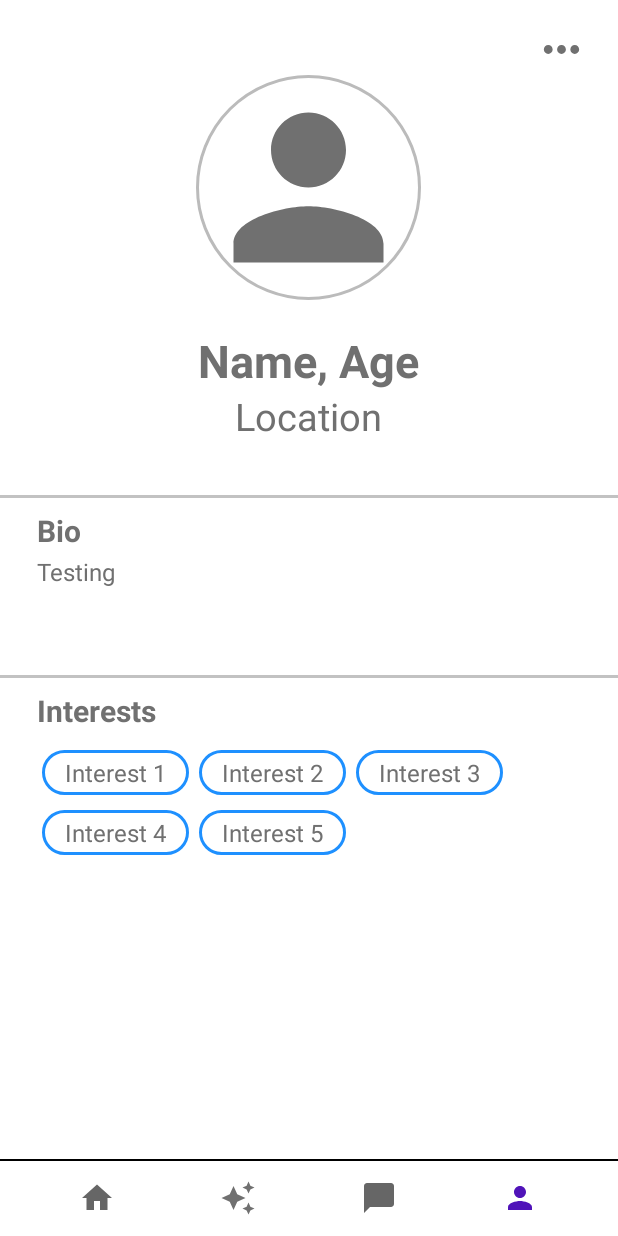
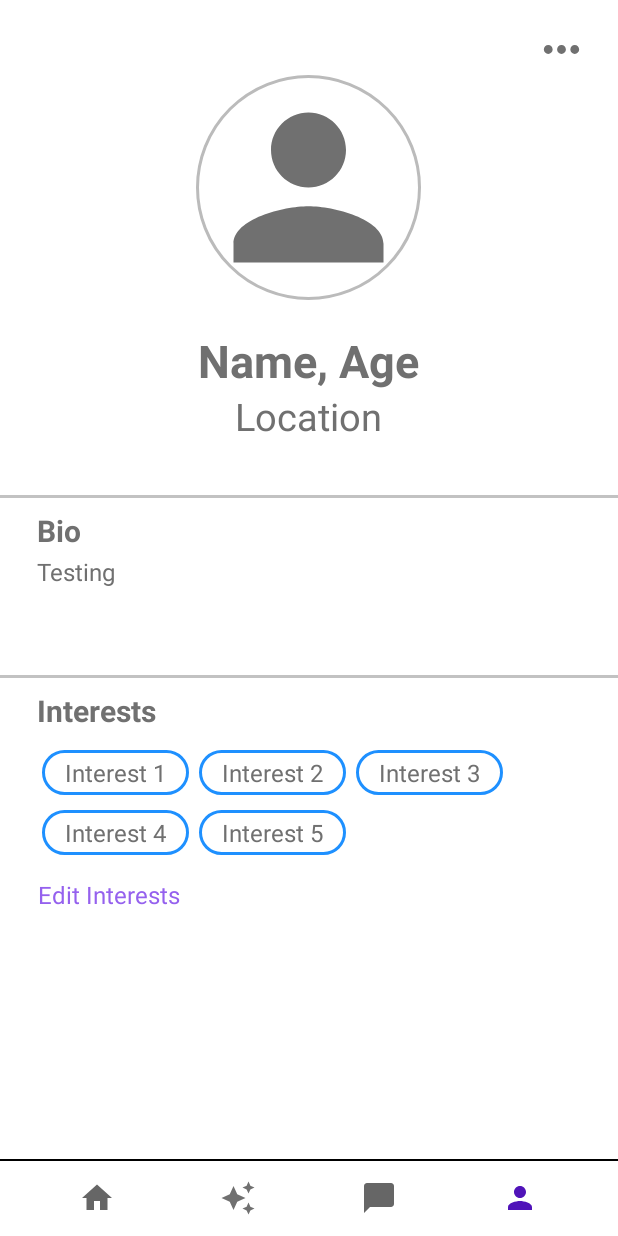
Before and after one commit to Some-Cool-Name/Social-Media-Market-Place-Clone-Project, an Android app: the layout activity_viewprofile.xml on its own in the app's theme, with its tools: preview values and no code run, on a phone screen of 412 x 824 dp. Run offline under Robolectric (Android 15) with nearby library versions, the phone set to English and light mode, and no system bars; network calls fail.

Commit message:
after present

```diff
--- a/app/src/main/java/com/example/social_media_market_place_clone_project/HomeViewCardAdapter.java
+++ b/app/src/main/java/com/example/social_media_market_place_clone_project/HomeViewCardAdapter.java
@@ -57,7 +57,10 @@ public class HomeViewCardAdapter extends BaseAdapter {
         }
         // on below line we are initializing our variables and setting data to our variables.
         ((TextView) v.findViewById(R.id.UserNameTextView)).setText(userData.get(position).getName());
-        ((TextView) v.findViewById(R.id.UserBioTextView)).setText(userData.get(position).getBio());
+        ((TextView) v.findViewById(R.id.UserBioTextView)).setText("Bio: "+userData.get(position).getBio()+"   The rest is juts a place holder Lorem ipsum dolor sit amet, consectetur adipiscing elit, sed do eiusmod tempor incididunt ut labore et dolore magna aliqua. Ut enim ad minim veniam, quis nostrud exercitation ullamco laboris nisi ut aliquip ex ea commodo consequat. Duis aute irure dolor in reprehenderit in voluptate velit esse cillum dolore eu fugiat nulla pariatur. Excepteur sint occaecat cupidatat non proident, sunt in culpa qui officia deserunt mollit anim id est laborum.");
+        ((TextView) v.findViewById(R.id.userInterest1)).setText(userData.get(position).getInterests().get(0));
+        ((TextView) v.findViewById(R.id.userInterest2)).setText(userData.get(position).getInterests().get(1));
+        ((TextView) v.findViewById(R.id.userInterest3)).setText(userData.get(position).getInterests().get(2));
 
         // Load Image
         imageView = v.findViewById(R.id.UserPicImageView);
--- a/app/src/main/java/com/example/social_media_market_place_clone_project/MatchGVAdapter.java
+++ b/app/src/main/java/com/example/social_media_market_place_clone_project/MatchGVAdapter.java
@@ -19,6 +19,7 @@ public class MatchGVAdapter extends ArrayAdapter<MiniProfile> {
     private Context context;
     ImageView imageView;
     String ImageUrl;
+    AgeCalculator ageCalculator;
     public MatchGVAdapter(@NonNull Context context, ArrayList<MiniProfile> courseModelArrayList, String imageUrl) {
         super(context, 0, courseModelArrayList);
         this.context = context;
@@ -41,7 +42,7 @@ public class MatchGVAdapter extends ArrayAdapter<MiniProfile> {
 
 
         //imageView = listitemView.findViewById(R.id.match_picture);
-        String info = miniProfile.getUsername() + ", " + miniProfile.getUserAge();
+        String info = miniProfile.getUsername() ;
         infoTV.setText(info);
         //picture.setImageResource(miniProfile.getImageId());
         return listitemView;
--- a/app/src/main/res/layout/activity_sign_up.xml
+++ b/app/src/main/res/layout/activity_sign_up.xml
@@ -93,6 +93,7 @@
 
                 android:inputType="textEmailAddress"
                 />
+
 
             <!-- Password Text -->
             <TextView
--- a/app/src/main/res/layout/activity_viewprofile.xml
+++ b/app/src/main/res/layout/activity_viewprofile.xml
@@ -7,10 +7,11 @@
     android:background="@color/white"
     tools:context=".Profile">
 
+    <!-- Navbar -->
     <ScrollView
         android:layout_width="match_parent"
         android:layout_height="wrap_content"
-        android:paddingBottom="40dp" >
+        android:paddingBottom="40dp">
 
         <RelativeLayout
             android:layout_width="match_parent"
@@ -29,7 +30,7 @@
 
                 android:background="@drawable/options"
 
-                android:onClick="showMenu"/>
+                android:onClick="showMenu" />
 
             <!--Profile Picture  -->
             <de.hdodenhof.circleimageview.CircleImageView
@@ -38,13 +39,13 @@
                 android:layout_width="150dp"
                 android:layout_height="150dp"
 
+                android:layout_centerHorizontal="true"
                 android:layout_marginTop="50dp"
-                android:layout_centerHorizontal="true"
 
+                android:src="@drawable/default_dp"
                 app:civ_border_color="#bbb"
-                app:civ_border_width="2dp"
 
-                android:src="@drawable/default_dp"/>
+                app:civ_border_width="2dp" />
 
             <!-- Name, Age -->
             <TextView
@@ -56,10 +57,10 @@
                 android:layout_centerHorizontal="true"
                 android:layout_marginTop="220dp"
 
+                android:text="Name, Age"
+                android:textColor="@color/grey"
                 android:textSize="30sp"
-                android:textStyle="bold"
-                android:textColor="@color/grey"
-                android:text="Name, Age"/>
+                android:textStyle="bold" />
 
             <!-- Location -->
             <TextView
@@ -71,9 +72,9 @@
                 android:layout_centerHorizontal="true"
                 android:layout_marginTop="260dp"
 
-                android:textSize="25sp"
+                android:text="Location"
                 android:textColor="@color/grey"
-                android:text="Location" />
+                android:textSize="25sp" />
 
 
             <!-- Bio -->
@@ -92,15 +93,15 @@
                 android:layout_width="match_parent"
                 android:layout_height="wrap_content"
 
+                android:layout_centerHorizontal="true"
+                android:layout_marginLeft="50dp"
                 android:layout_marginTop="340dp"
-                android:layout_marginLeft="50dp"
-                android:layout_centerHorizontal="true"
 
+                android:text="Bio"
                 android:textColor="@color/grey"
                 android:textSize="20sp"
-                android:textStyle="bold"
 
-                android:text="Bio" />
+                android:textStyle="bold" />
 
             <TextView
                 android:id="@+id/EdittxtBio"
@@ -108,14 +109,14 @@
                 android:layout_width="match_parent"
                 android:layout_height="wrap_content"
 
+                android:layout_centerHorizontal="true"
+                android:layout_marginLeft="50dp"
                 android:layout_marginTop="370dp"
-                android:layout_marginLeft="50dp"
-                android:layout_centerHorizontal="true"
 
+                android:text="Testing"
                 android:textColor="@color/grey"
-                android:textSize="16sp"
 
-                android:text="Testing" />
+                android:textSize="16sp" />
 
             <!-- Interests -->
             <!-- Line Separator -->
@@ -132,24 +133,24 @@
                 android:layout_width="match_parent"
                 android:layout_height="wrap_content"
 
+                android:layout_centerHorizontal="true"
+                android:layout_marginLeft="50dp"
                 android:layout_marginTop="460dp"
-                android:layout_marginLeft="50dp"
-                android:layout_centerHorizontal="true"
 
+                android:text="Interests"
                 android:textColor="@color/grey"
                 android:textSize="20sp"
-                android:textStyle="bold"
 
-                android:text="Interests"/>
+                android:textStyle="bold" />
 
             <!-- Interest Items -->
             <RelativeLayout
                 android:layout_width="match_parent"
                 android:layout_height="wrap_content"
-
+                android:id="@+id/interestss"
                 android:layout_centerHorizontal="true"
-                android:layout_marginTop="500dp"
-                android:layout_marginLeft="50dp">
+                android:layout_marginLeft="50dp"
+                android:layout_marginTop="500dp">
 
                 <TextView
                     android:id="@+id/txtInterest1"
@@ -157,16 +158,16 @@
                     android:layout_width="wrap_content"
                     android:layout_height="30dp"
 
-                    android:paddingHorizontal="15dp"
                     android:layout_marginHorizontal="3dp"
+                    android:background="@drawable/rounded"
 
 
                     android:gravity="center"
+                    android:paddingHorizontal="15dp"
                     android:text="Interest 1"
-                    android:textSize="16sp"
                     android:textColor="@color/grey"
 
-                    android:background="@drawable/rounded" />
+                    android:textSize="16sp" />
 
                 <TextView
                     android:id="@+id/txtInterest2"
@@ -174,16 +175,16 @@
                     android:layout_width="wrap_content"
                     android:layout_height="30dp"
 
-                    android:paddingHorizontal="15dp"
                     android:layout_marginHorizontal="3dp"
                     android:layout_toRightOf="@id/txtInterest1"
+                    android:background="@drawable/rounded"
 
                     android:gravity="center"
+                    android:paddingHorizontal="15dp"
                     android:text="Interest 2"
-                    android:textSize="16sp"
                     android:textColor="@color/grey"
 
-                    android:background="@drawable/rounded" />
+                    android:textSize="16sp" />
 
                 <TextView
                     android:id="@+id/txtInterest3"
@@ -191,16 +192,16 @@
                     android:layout_width="wrap_content"
                     android:layout_height="30dp"
 
-                    android:paddingHorizontal="15dp"
                     android:layout_marginHorizontal="3dp"
                     android:layout_toRightOf="@id/txtInterest2"
+                    android:background="@drawable/rounded"
 
                     android:gravity="center"
+                    android:paddingHorizontal="15dp"
                     android:text="Interest 3"
-                    android:textSize="16sp"
                     android:textColor="@color/grey"
 
-                    android:background="@drawable/rounded" />
+                    android:textSize="16sp" />
 
                 <TextView
                     android:id="@+id/txtInterest4"
@@ -208,16 +209,16 @@
                     android:layout_width="wrap_content"
                     android:layout_height="30dp"
 
-                    android:paddingHorizontal="15dp"
                     android:layout_marginHorizontal="3dp"
                     android:layout_marginTop="40dp"
+                    android:background="@drawable/rounded"
 
                     android:gravity="center"
+                    android:paddingHorizontal="15dp"
                     android:text="Interest 4"
-                    android:textSize="16sp"
                     android:textColor="@color/grey"
 
-                    android:background="@drawable/rounded" />
+                    android:textSize="16sp" />
 
                 <TextView
                     android:id="@+id/txtInterest5"
@@ -225,25 +226,37 @@
                     android:layout_width="wrap_content"
                     android:layout_height="30dp"
 
-                    android:paddingHorizontal="15dp"
                     android:layout_marginHorizontal="3dp"
+                    android:layout_marginLeft="6dp"
 
                     android:layout_marginTop="40dp"
                     android:layout_toRightOf="@id/txtInterest4"
 
+                    android:background="@drawable/rounded"
                     android:gravity="center"
+                    android:paddingHorizontal="15dp"
                     android:text="Interest 5"
-                    android:textSize="16sp"
+
                     android:textColor="@color/grey"
+                    android:textSize="16sp" />
 
-                    android:background="@drawable/rounded" />
 
             </RelativeLayout>
+
+            <TextView
+                android:id="@+id/editInt"
+                android:layout_width="wrap_content"
+                android:layout_height="30dp"
+                android:layout_below="@+id/interestss"
+                android:textSize="16dp"
+                android:textColor="@color/purple"
+                android:layout_marginLeft="25dp"
+                android:layout_marginTop="15dp"
+                android:text="Edit Interests"/>
 
         </RelativeLayout>
     </ScrollView>
 
-    <!-- Navbar -->
     <View
         android:layout_width="match_parent"
         android:layout_height="1dp"
@@ -312,4 +325,5 @@
 
             tools:ignore="VectorDrawableCompat" />
     </LinearLayout>
+
 </RelativeLayout>
```
Also changed, not shown: app/src/main/java/com/example/social_media_market_place_clone_project/HomeView.java (+10 -2 lines), app/src/main/java/com/example/social_media_market_place_clone_project/Interest.java (+9 -2 lines), app/src/main/java/com/example/social_media_market_place_clone_project/Matches.java (+9 -2 lines), app/src/main/java/com/example/social_media_market_place_clone_project/Profile.java (+64 -6 lines), app/src/main/java/com/example/social_media_market_place_clone_project/SignIn.java (+41 -14 lines), app/src/main/java/com/example/social_media_market_place_clone_project/SignUp.java (+3 -4 lines), app/src/main/java/com/example/social_media_market_place_clone_project/SignUp2.java (+12 -6 lines), app/src/main/java/com/example/social_media_market_place_clone_project/User.java (+11 -0 lines), app/src/main/res/layout/activity_sign_in.xml (+9 -0 lines), app/src/main/res/layout/activity_sign_up2.xml (+11 -0 lines).
